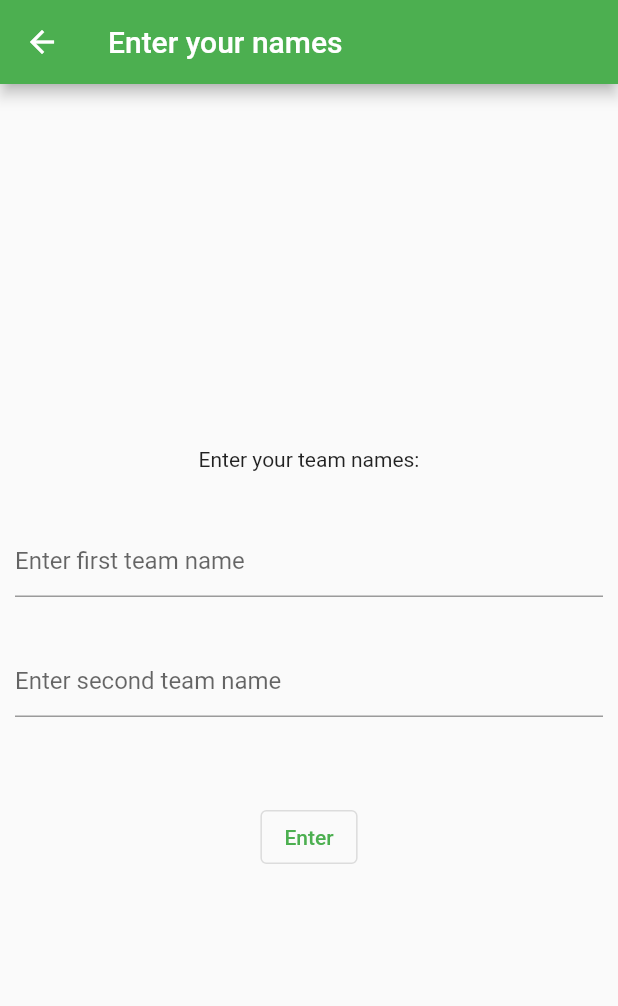
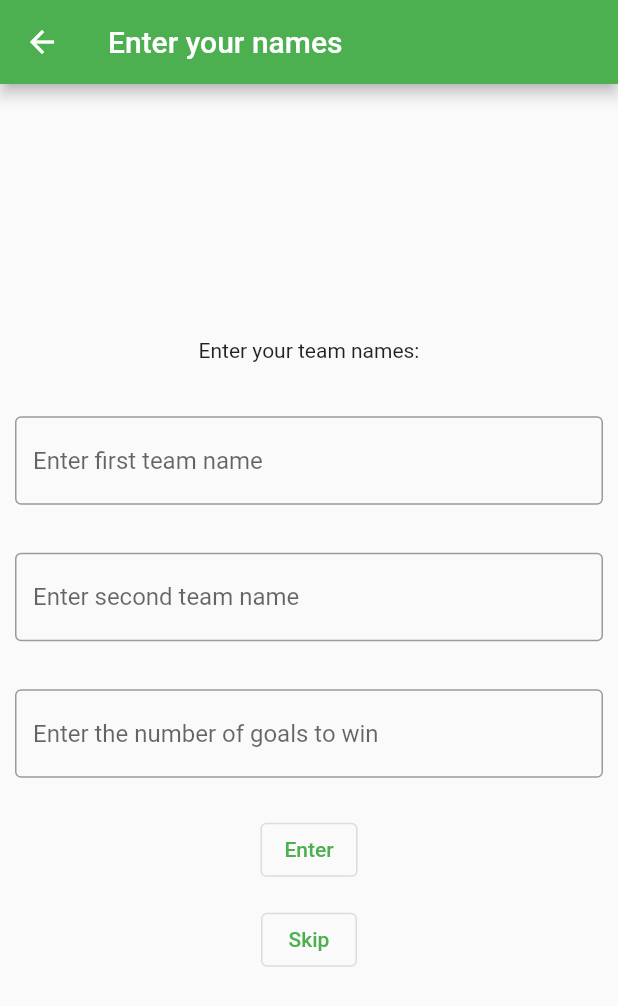
Before and after one commit to Lighting123/football_goal_app, a Flutter app: the screen it shows after launch, after a tap on "Start Game", on a phone screen of 412 x 824 dp. Shown: the top 1006 px of the screen. Run offline on Flutter 3.47's test engine with Material 2 defaults, Android fonts, the phone set to English and light mode, and no system bars; our stand-ins replace hive, hive_flutter; accounts and stored records are empty.

Commit message:
Huge Update - A data base and more

```diff
--- /dev/null
+++ b/lib/boxes.dart
@@ -0,0 +1,6 @@
+import 'package:football_goal_app/src/game_data.dart';
+import 'package:hive/hive.dart';
+
+class Boxes {
+  static Box<GameData> getGameSaves() => Hive.box<GameData>('gamesaves');
+}
--- a/lib/main.dart
+++ b/lib/main.dart
@@ -1,8 +1,17 @@
 import 'package:flutter/material.dart';
+import 'package:football_goal_app/src/game_data.dart';
+import 'package:hive_flutter/hive_flutter.dart';
 import 'package:football_goal_app/main_screen.dart';
 
-void main() {
-  runApp(MyApp());
+Future main() async {
+  WidgetsFlutterBinding.ensureInitialized();
+
+  await Hive.initFlutter();
+
+  Hive.registerAdapter(GameDataAdapter());
+  await Hive.openBox<GameData>('gamesaves');
+
+  runApp(const MyApp());
 }
 
 class MyApp extends StatelessWidget {
@@ -12,19 +21,10 @@ class MyApp extends StatelessWidget {
   @override
   Widget build(BuildContext context) {
     return MaterialApp(
-      title: 'Flutter Demo',
-      theme: ThemeData(
-          // This is the theme of your application.
-          //
-          // Try running your application with "flutter run". You'll see the
-          // application has a blue toolbar. Then, without quitting the app, try
-          // changing the primarySwatch below to Colors.green and then invoke
-          // "hot reload" (press "r" in the console where you ran "flutter run",
-          // or simply save your changes to "hot reload" in a Flutter IDE).
-          // Notice that the counter didn't reset back to zero; the application
-          // is not restarted.
-          primarySwatch: Colors.green),
+      title: 'Football Goal App',
+      theme: ThemeData(primarySwatch: Colors.green),
       home: const WelcomePage(),
+      darkTheme: ThemeData.dark(),
     );
   }
 }
--- a/lib/main_screen.dart
+++ b/lib/main_screen.dart
@@ -1,4 +1,5 @@
 import 'package:flutter/material.dart';
+import 'package:football_goal_app/list.dart';
 
 import 'names_screen.dart';
 
@@ -25,7 +26,16 @@ class WelcomePage extends StatelessWidget {
                         builder: (context) => const NamesScreen()),
                   );
                 },
-                child: const Text("Start Game"))
+                child: const Text("Start Game")),
+            const SizedBox(width: 10, height: 10),
+            OutlinedButton(
+                onPressed: () {
+                  Navigator.push(
+                    context,
+                    MaterialPageRoute(builder: (context) => const ListScreen()),
+                  );
+                },
+                child: const Text("List"))
           ],
         ),
       ),
--- a/lib/names_screen.dart
+++ b/lib/names_screen.dart
@@ -13,13 +13,28 @@ class NamesScreen extends StatefulWidget {
 class _NamesScreenState extends State<NamesScreen> {
   final firstNameEditController = TextEditingController();
   final secondNameEditController = TextEditingController();
+  final goalLimitController = TextEditingController();
 
   @override
   void dispose() {
     firstNameEditController.dispose();
     secondNameEditController.dispose();
+    goalLimitController.dispose();
+    super.dispose();
+  }
 
-    super.dispose();
+  int? getGoalLimit() {
+    if (goalLimitController.text.isNotEmpty) {
+      int? temp;
+      try {
+        temp = int.parse(goalLimitController.text);
+      } catch (e) {
+        temp = null;
+      }
+      return temp;
+    } else {
+      return null;
+    }
   }
 
   @override
@@ -41,7 +56,7 @@ class _NamesScreenState extends State<NamesScreen> {
               child: TextField(
                 controller: firstNameEditController,
                 decoration: const InputDecoration(
-                  border: UnderlineInputBorder(),
+                  border: OutlineInputBorder(),
                   hintText: 'Enter first team name',
                 ),
               ),
@@ -53,23 +68,53 @@ class _NamesScreenState extends State<NamesScreen> {
               child: TextField(
                 controller: secondNameEditController,
                 decoration: const InputDecoration(
-                  border: UnderlineInputBorder(),
+                  border: OutlineInputBorder(),
                   hintText: 'Enter second team name',
                 ),
               ),
             ),
-            const SizedBox(width: 40, height: 40),
-            OutlinedButton(
+            Padding(
+              padding: EdgeInsets.symmetric(
+                  horizontal: adjustPaddingSizeForMobile().toDouble(),
+                  vertical: 16),
+              child: TextField(
+                controller: goalLimitController,
+                decoration: const InputDecoration(
+                  border: OutlineInputBorder(),
+                  hintText: 'Enter the number of goals to win',
+                ),
+              ),
+            ),
+            Padding(
+              padding: const EdgeInsets.all(8.0),
+              child: OutlinedButton(
                   onPressed: () {
                     Navigator.push(
                         context,
                         MaterialPageRoute(
                             builder: (context) => GameScreen(
-                                firstTeamName: firstNameEditController.text,
-                                secondTeamName: secondNameEditController.text,
+                                  firstNameEditController.text,
+                                  secondNameEditController.text,
+                                  goalLimit: getGoalLimit(),
                                 )));
                   },
-                child: const Text("Enter"))
+                  child: const Text("Enter")),
+            ),
+            Padding(
+              padding: const EdgeInsets.all(4.0),
+              child: OutlinedButton(
+                  onPressed: () {
+                    Navigator.push(
+                        context,
+                        MaterialPageRoute(
+                            builder: (context) => const GameScreen(
+                                  "First Team",
+                                  "Second Team",
+                                  goalLimit: 5,
+                                )));
+                  },
+                  child: const Text("Skip")),
+            )
           ],
         ),
       ),
--- a/pubspec.yaml
+++ b/pubspec.yaml
@@ -34,6 +34,9 @@ dependencies:
   # The following adds the Cupertino Icons font to your application.
   # Use with the CupertinoIcons class for iOS style icons.
   cupertino_icons: ^1.0.2
+  hive: ^2.1.0
+  hive_flutter: ^1.1.0
+
 
 dev_dependencies:
   flutter_test:
@@ -45,6 +48,8 @@ dev_dependencies:
   # package. See that file for information about deactivating specific lint
   # rules and activating additional ones.
   flutter_lints: ^1.0.0
+  hive_generator: ^1.1.2
+  build_runner: ^2.1.11
 
 # For information on the generic Dart part of this file, see the
 # following page: https://dart.dev/tools/pub/pubspec
```
Also changed, not shown: lib/game_screen.dart (+65 -10 lines), lib/list.dart (added, +98 -0 lines), lib/overview_screen.dart (+72 -11 lines), lib/src/game_data.dart (added, +28 -0 lines), lib/src/game_data.g.dart (added), pubspec.lock, 1 other file. Lines whose indentation alone changed are shown as unchanged.
